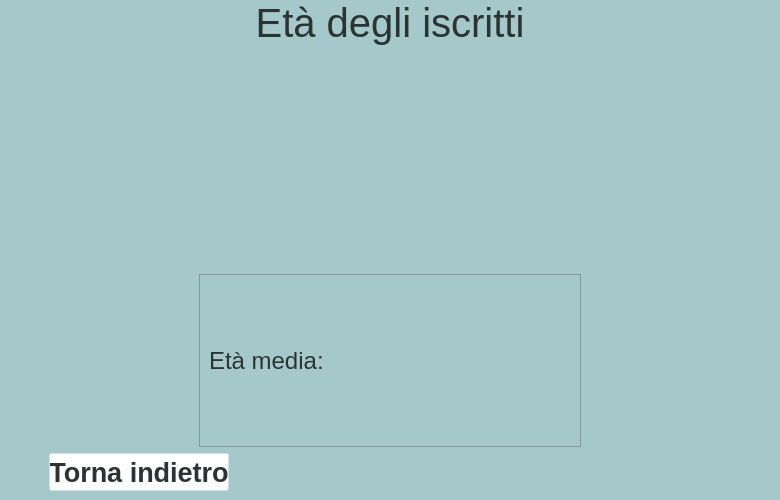
NicolaB01/SportArea, file UI/SportArea-statisticheEta.ui: the form before one commit.
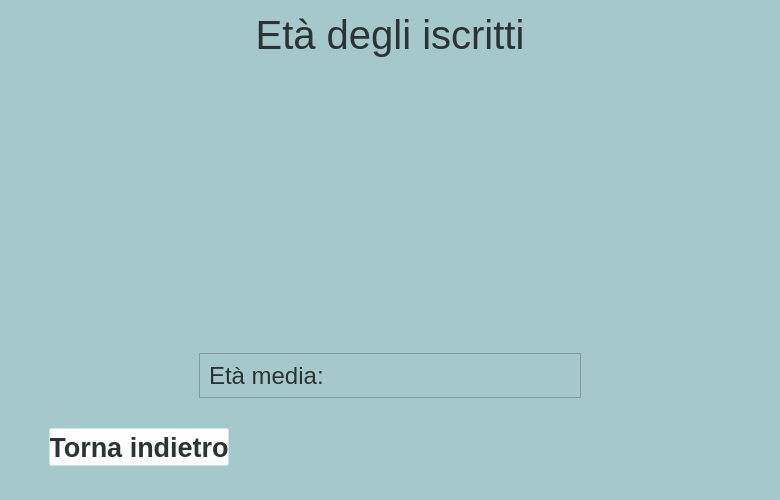
The form after the commit. Icons and pictures are not drawn.

Diff of the .ui file:
```diff
--- a/UI/SportArea-statisticheEta.ui
+++ b/UI/SportArea-statisticheEta.ui
@@ -26,15 +26,21 @@
      <height>500</height>
     </size>
    </property>
+   <layout class="QGridLayout" name="gridLayout">
+    <property name="leftMargin">
+     <number>0</number>
+    </property>
+    <property name="topMargin">
+     <number>0</number>
+    </property>
+    <property name="rightMargin">
+     <number>0</number>
+    </property>
+    <property name="bottomMargin">
+     <number>0</number>
+    </property>
+    <item row="0" column="0">
    <widget class="QWidget" name="widget" native="true">
-    <property name="geometry">
-     <rect>
-      <x>0</x>
-      <y>0</y>
-      <width>780</width>
-      <height>500</height>
-     </rect>
-    </property>
     <property name="minimumSize">
      <size>
       <width>780</width>
@@ -45,6 +51,18 @@
      <string notr="true">background-color: rgb(165, 201, 202);</string>
     </property>
     <layout class="QHBoxLayout" name="horizontalLayout_8">
+       <property name="leftMargin">
+        <number>0</number>
+       </property>
+       <property name="topMargin">
+        <number>12</number>
+       </property>
+       <property name="rightMargin">
+        <number>0</number>
+       </property>
+       <property name="bottomMargin">
+        <number>0</number>
+       </property>
      <item>
       <spacer name="horizontalSpacer_6">
        <property name="orientation">
@@ -91,6 +109,12 @@
        </item>
        <item>
         <widget class="QWidget" name="frame_grafico" native="true">
+           <property name="minimumSize">
+            <size>
+             <width>0</width>
+             <height>250</height>
+            </size>
+           </property>
          <property name="styleSheet">
           <string notr="true"/>
          </property>
@@ -107,13 +131,13 @@
          <property name="minimumSize">
           <size>
            <width>0</width>
-           <height>231</height>
+             <height>0</height>
           </size>
          </property>
          <property name="maximumSize">
           <size>
            <width>16777215</width>
-           <height>235</height>
+             <height>200</height>
           </size>
          </property>
          <layout class="QVBoxLayout" name="verticalLayout_2">
@@ -137,6 +161,12 @@
             </item>
             <item>
              <widget class="QFrame" name="frame">
+                <property name="maximumSize">
+                 <size>
+                  <width>16777215</width>
+                  <height>45</height>
+                 </size>
+                </property>
               <property name="frameShape">
                <enum>QFrame::StyledPanel</enum>
               </property>
@@ -309,6 +339,8 @@
      </item>
     </layout>
    </widget>
+    </item>
+   </layout>
   </widget>
  </widget>
  <resources>
```
Lines whose indentation alone changed are shown as unchanged.
